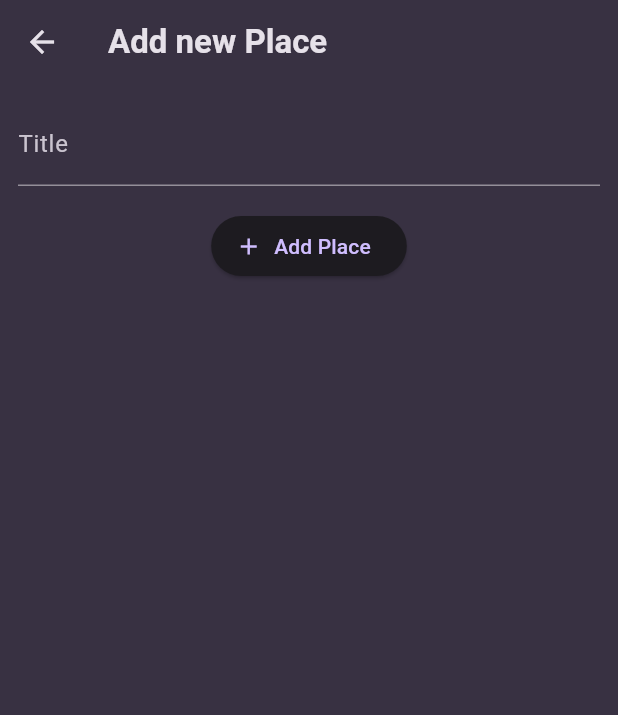
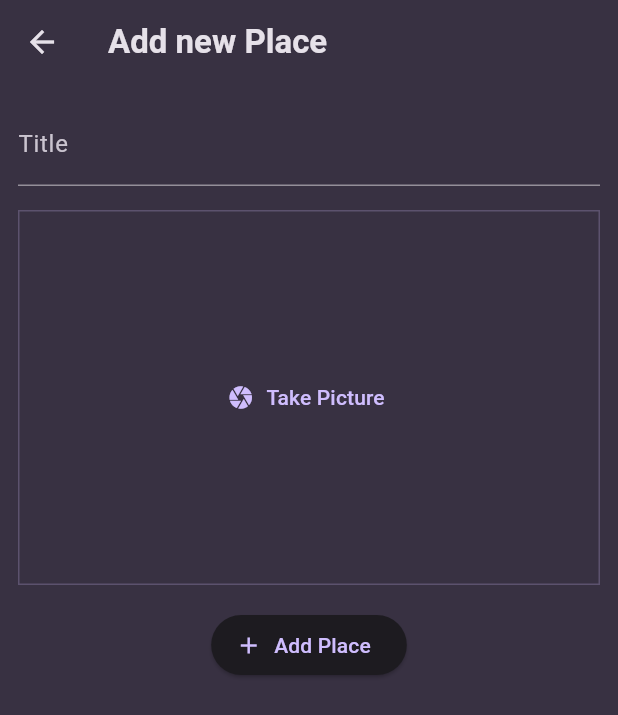
Before and after one commit to shox17/favorite-places-app, a Flutter app: the screen it shows after launch, after a tap on the "add" icon, on a phone screen of 412 x 824 dp. Shown: the top 715 px of the screen. Run offline on Flutter 3.47's test engine with Material 3 defaults, Android fonts, the phone set to English and light mode, and no system bars; our stand-ins replace flutter_riverpod, google_fonts, image_picker.

Commit message:
2nd commit

```diff
--- a/lib/main.dart
+++ b/lib/main.dart
@@ -1,6 +1,6 @@
 import 'package:favorite_places/screens/places.dart';
 import 'package:flutter/material.dart';
-
+import 'package:flutter_riverpod/flutter_riverpod.dart';
 import 'package:google_fonts/google_fonts.dart';
 
 final colorScheme = ColorScheme.fromSeed(
@@ -27,7 +27,10 @@ final theme = ThemeData().copyWith(
 
 void main() {
   runApp(
-    const MyApp(),
+    const ProviderScope(
+      // ProviderScope is a widget that provides the ability to use Riverpod providers
+      child: MyApp(),
+    ),
   );
 }
 
--- a/lib/models/place.dart
+++ b/lib/models/place.dart
@@ -1,3 +1,5 @@
+import 'dart:io';
+
 import 'package:uuid/uuid.dart';
 
 const uuid = Uuid();
@@ -5,8 +7,10 @@ const uuid = Uuid();
 class Place {
   final String id;
   final String title;
+  final File image;
 
   Place({
+    required this.image,
     required this.title,
   }) : id = uuid.v4();
 }
--- a/lib/screens/add_place.dart
+++ b/lib/screens/add_place.dart
@@ -1,20 +1,41 @@
+import 'dart:io';
+
+import 'package:favorite_places/widgets/image_input.dart';
 import 'package:flutter/material.dart';
+import 'package:flutter_riverpod/flutter_riverpod.dart';
+import 'package:favorite_places/providers/user_places.dart';
 
-class AddPlaceScreen extends StatefulWidget {
+class AddPlaceScreen extends ConsumerStatefulWidget {
   const AddPlaceScreen({super.key});
 
   @override
-  State<AddPlaceScreen> createState() {
+  ConsumerState<AddPlaceScreen> createState() {
     return _AddPlaceScreenState();
   }
 }
 
-class _AddPlaceScreenState extends State<AddPlaceScreen> {
-  final _titleController = TextEditingController();
+class _AddPlaceScreenState extends ConsumerState<AddPlaceScreen> {
+  final _titleController =
+      TextEditingController(); // The _titleController is used to manage the text input of the title field
+  File?
+      _selectedImage; // The _selectedImage variable is used to store the selected image
+
+  void _addPlace() {
+    // This method is called when the Add Place button is pressed
+    final enteredTitle = _titleController.text;
+    if (enteredTitle.isEmpty || _selectedImage == null) {
+      return;
+    }
+    ref.read(userPlacesProvider.notifier).addPLace(enteredTitle,
+        _selectedImage!); // The addPlace method is called on the userPlacesProvider
+    Navigator.of(context)
+        .pop(); // The AddPlaceScreen widget is popped from the navigation stack
+  }
 
   @override
   void dispose() {
-    _titleController.dispose();
+    _titleController
+        .dispose(); // The _titleController is disposed when the widget is disposed
     super.dispose();
   }
 
@@ -25,6 +46,7 @@ class _AddPlaceScreenState extends State<AddPlaceScreen> {
         title: const Text('Add new Place'),
       ),
       body: SingleChildScrollView(
+        // The SingleChildScrollView widget is used to make the content of the screen scrollable
         padding: const EdgeInsets.all(12),
         child: Column(
           children: [
@@ -36,8 +58,15 @@ class _AddPlaceScreenState extends State<AddPlaceScreen> {
               ),
             ),
             const SizedBox(height: 16),
+            ImageInput(
+              onPickImage: (image) {
+                _selectedImage = image;
+              },
+            ),
+            const SizedBox(height: 16),
             ElevatedButton.icon(
-              onPressed: () {},
+              // The ElevatedButton.icon widget is used to create a button with an icon and a label
+              onPressed: _addPlace,
               icon: const Icon(Icons.add),
               label: const Text('Add Place'),
             ),
--- a/lib/screens/places.dart
+++ b/lib/screens/places.dart
@@ -1,12 +1,17 @@
 import 'package:favorite_places/screens/add_place.dart';
 import 'package:favorite_places/widgets/places_list.dart';
 import 'package:flutter/material.dart';
+import 'package:flutter_riverpod/flutter_riverpod.dart';
+import 'package:favorite_places/providers/user_places.dart';
 
-class PlacesScreen extends StatelessWidget {
+class PlacesScreen extends ConsumerWidget {
   const PlacesScreen({super.key});
 
   @override
-  Widget build(BuildContext context) {
+  Widget build(BuildContext context, WidgetRef ref) {
+    final userPlaces = ref.watch(
+        userPlacesProvider); // The userPlacesProvider is watched to get the list of places from the provider
+
     return Scaffold(
       appBar: AppBar(
         title: const Text('Your Places'),
@@ -16,15 +21,19 @@ class PlacesScreen extends StatelessWidget {
             onPressed: () {
               Navigator.of(context).push(
                 MaterialPageRoute(
-                  builder: (ctx) => AddPlaceScreen(),
+                  builder: (ctx) =>
+                      AddPlaceScreen(), // The AddPlaceScreen widget is pushed onto the navigation stack
                 ),
               );
             },
           ),
         ],
       ),
-      body: PlacesList(
-        places: [],
+      body: Padding(
+        padding: const EdgeInsets.all(8),
+        child: PlacesList(
+          places: userPlaces,
+        ),
       ),
     );
   }
--- /dev/null
+++ b/lib/widgets/image_input.dart
@@ -0,0 +1,69 @@
+import 'dart:io';
+
+import 'package:flutter/material.dart';
+import 'package:image_picker/image_picker.dart';
+
+class ImageInput extends StatefulWidget {
+  const ImageInput({super.key, required this.onPickImage});
+
+  final void Function(File image) onPickImage;
+
+  @override
+  State<ImageInput> createState() {
+    return _ImageInputState();
+  }
+}
+
+class _ImageInputState extends State<ImageInput> {
+  File? _selectedImage;
+
+  void _takePicture() async {
+    final imagePicker = ImagePicker();
+    final pickedImage =
+        await imagePicker.pickImage(source: ImageSource.camera, maxWidth: 600);
+
+    if (pickedImage == null) {
+      return;
+    }
+
+    setState(() {
+      _selectedImage = File(pickedImage.path);
+    });
+
+    widget.onPickImage(_selectedImage!);
+  }
+
+  @override
+  Widget build(BuildContext context) {
+    Widget content = TextButton.icon(
+      icon: const Icon(Icons.camera),
+      label: const Text('Take Picture'),
+      onPressed: _takePicture,
+    );
+
+    if (_selectedImage != null) {
+      content = GestureDetector(
+        onTap: _takePicture,
+        child: Image.file(
+          _selectedImage!,
+          fit: BoxFit.cover,
+          width: double.infinity,
+          height: double.infinity,
+        ),
+      );
+    }
+
+    return Container(
+      decoration: BoxDecoration(
+        border: Border.all(
+          width: 1,
+          color: Theme.of(context).colorScheme.primary.withAlpha(60),
+        ),
+      ),
+      height: 250,
+      width: double.infinity,
+      alignment: Alignment.center,
+      child: content,
+    );
+  }
+}
--- a/pubspec.yaml
+++ b/pubspec.yaml
@@ -37,6 +37,7 @@ dependencies:
   google_fonts: ^6.2.1
   uuid: ^4.5.1
   flutter_riverpod: ^2.6.1
+  image_picker: ^1.1.2
 
 dev_dependencies:
   flutter_test:
```
Also changed, not shown: lib/providers/user_places.dart (+27 -0 lines), lib/screens/places_detail.dart (+26 -0 lines), lib/widgets/places_list.dart (+16 -0 lines), pubspec.lock, 6 other files.
